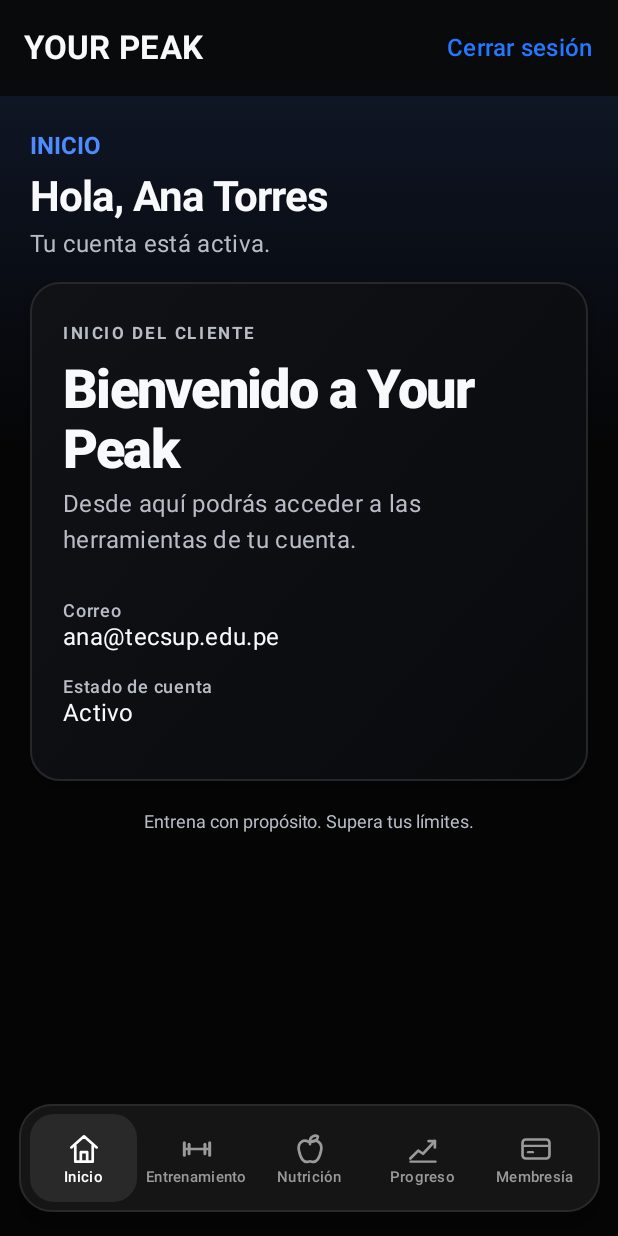
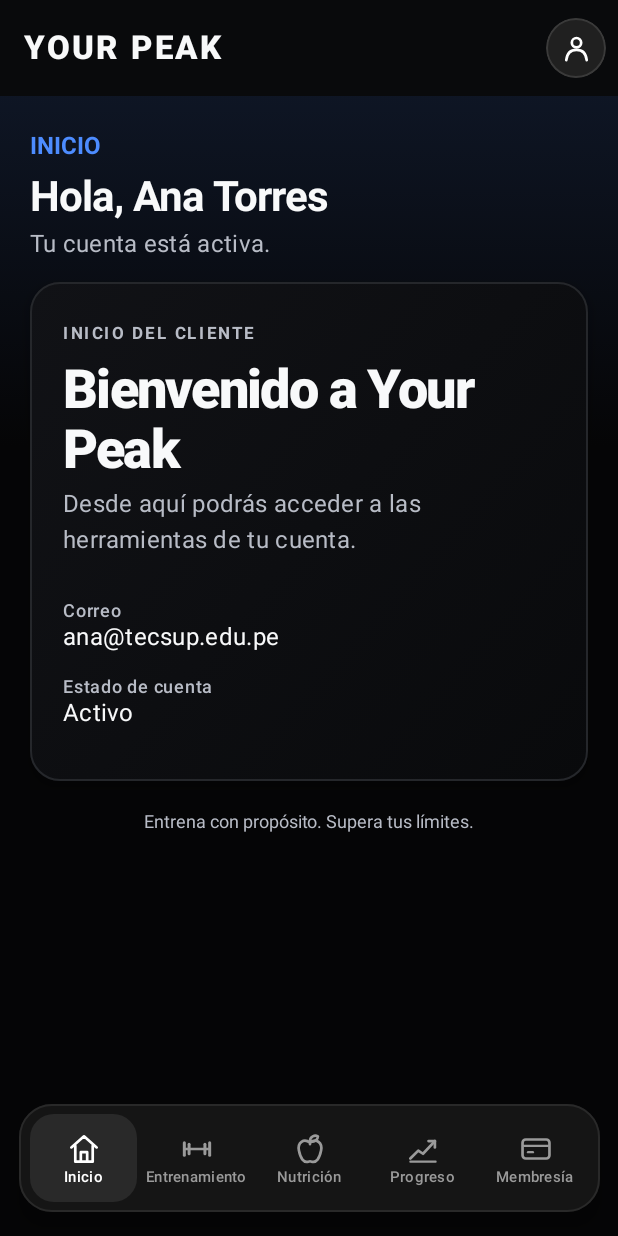
Before and after one commit to fabian-raam/YourPeak, an Android app built with Jetpack Compose: the @Preview function HomePreview, on a phone screen of 412 x 824 dp. Run offline under Robolectric (Android 15) with nearby library versions, the phone set to English and light mode, and no system bars.

Commit message:
Agrega acceso móvil al perfil

```diff
--- a/Mobile/app/src/main/java/com/ramirez/yourpeak/ui/components/IconosNavegacion.kt
+++ b/Mobile/app/src/main/java/com/ramirez/yourpeak/ui/components/IconosNavegacion.kt
@@ -103,3 +103,22 @@ fun IconoMembresia(color: Color, modifier: Modifier = Modifier) {
         drawLine(color, Offset(7f * escala, 14f * escala), Offset(10f * escala, 14f * escala), 1.6.dp.toPx(), StrokeCap.Round)
     }
 }
+
+@Composable
+fun IconoPerfil(color: Color, modifier: Modifier = Modifier) {
+    Canvas(modifier.size(25.dp)) {
+        val escala = size.width / 24f
+        drawCircle(
+            color = color,
+            radius = 3.2f * escala,
+            center = Offset(12f * escala, 8f * escala),
+            style = estiloTrazo(1.8.dp.toPx())
+        )
+        val busto = Path().apply {
+            moveTo(5f * escala, 20f * escala)
+            cubicTo(5.5f * escala, 15.5f * escala, 8f * escala, 13f * escala, 12f * escala, 13f * escala)
+            cubicTo(16f * escala, 13f * escala, 18.5f * escala, 15.5f * escala, 19f * escala, 20f * escala)
+        }
+        drawPath(busto, color, style = estiloTrazo(1.8.dp.toPx()))
+    }
+}
--- a/Mobile/app/src/main/java/com/ramirez/yourpeak/ui/home/ClienteHomeViewModel.kt
+++ b/Mobile/app/src/main/java/com/ramirez/yourpeak/ui/home/ClienteHomeViewModel.kt
@@ -14,7 +14,8 @@ enum class SeccionCliente(val titulo: String) {
     DISPONIBILIDAD("Disponibilidad"),
     NUTRICION("Nutrición"),
     PROGRESO("Mi progreso"),
-    MEMBRESIA("Mi membresía")
+    MEMBRESIA("Mi membresía"),
+    PERFIL("Mi perfil")
 }
 
 data class ClienteHomeUiState(
--- a/Mobile/app/src/main/java/com/ramirez/yourpeak/ui/home/HomeScreen.kt
+++ b/Mobile/app/src/main/java/com/ramirez/yourpeak/ui/home/HomeScreen.kt
@@ -13,11 +13,14 @@ import androidx.compose.foundation.layout.fillMaxSize
 import androidx.compose.foundation.layout.fillMaxWidth
 import androidx.compose.foundation.layout.height
 import androidx.compose.foundation.layout.padding
+import androidx.compose.foundation.layout.size
 import androidx.compose.foundation.layout.widthIn
+import androidx.compose.foundation.shape.CircleShape
 import androidx.compose.foundation.shape.RoundedCornerShape
 import androidx.compose.foundation.rememberScrollState
 import androidx.compose.foundation.verticalScroll
 import androidx.compose.material3.ExperimentalMaterial3Api
+import androidx.compose.material3.IconButton
 import androidx.compose.material3.MaterialTheme
 import androidx.compose.material3.Scaffold
 import androidx.compose.material3.Surface
@@ -46,6 +49,7 @@ import com.ramirez.yourpeak.ui.components.IconoInicio
 import com.ramirez.yourpeak.ui.components.IconoMembresia
 import com.ramirez.yourpeak.ui.components.IconoNutricion
 import com.ramirez.yourpeak.ui.components.IconoProgreso
+import com.ramirez.yourpeak.ui.components.IconoPerfil
 import com.ramirez.yourpeak.ui.components.NotaPie
 import com.ramirez.yourpeak.ui.components.TarjetaAuth
 import com.ramirez.yourpeak.ui.theme.YourPeakTheme
@@ -65,8 +69,27 @@ fun HomeScreen(
     Scaffold(
         topBar = {
             TopAppBar(
-                title = { Text("YOUR PEAK") },
-                actions = { TextButton(onClick = alCerrarSesion) { Text("Cerrar sesión") } }
+                title = {
+                    Text(
+                        text = "YOUR PEAK",
+                        fontWeight = FontWeight.Black,
+                        letterSpacing = 1.5.sp
+                    )
+                },
+                actions = {
+                    IconButton(onClick = { viewModel.seleccionarSeccion(SeccionCliente.PERFIL) }) {
+                        Surface(
+                            modifier = Modifier.size(44.dp),
+                            shape = CircleShape,
+                            color = Color(0xFF202020),
+                            border = BorderStroke(1.dp, Color(0xFF3A3A3A))
+                        ) {
+                            Box(contentAlignment = Alignment.Center) {
+                                IconoPerfil(Color.White, Modifier.size(23.dp))
+                            }
+                        }
+                    }
+                }
             )
         },
         bottomBar = {
@@ -122,6 +145,7 @@ fun HomeScreen(
                             nutricionRepository = app?.nutricionRepository,
                             membresiaClienteRepository = app?.membresiaClienteRepository,
                             progresoRepository = app?.progresoRepository,
+                            alCerrarSesion = alCerrarSesion,
                             alIrADisponibilidad = {
                                 viewModel.seleccionarSeccion(SeccionCliente.DISPONIBILIDAD)
                             }
@@ -234,6 +258,7 @@ private fun ContenidoSeccion(
     nutricionRepository: com.ramirez.yourpeak.data.repository.NutricionRepository?,
     membresiaClienteRepository: com.ramirez.yourpeak.data.repository.MembresiaClienteRepository?,
     progresoRepository: com.ramirez.yourpeak.data.repository.ProgresoRepository?,
+    alCerrarSesion: () -> Unit,
     alIrADisponibilidad: () -> Unit
 ) {
     when (seccion) {
@@ -289,6 +314,17 @@ private fun ContenidoSeccion(
             titulo = "Mi membresía",
             descripcion = "Aquí podrás consultar el estado y vigencia de tu membresía."
         )
+        SeccionCliente.PERFIL -> {
+            EncabezadoTarjeta(
+                etiqueta = "CUENTA DEL CLIENTE",
+                titulo = "Mi perfil",
+                introduccion = "Consulta los datos de tu cuenta Your Peak."
+            )
+            DatoPerfil("Nombre", "${usuario.nombre.orEmpty()} ${usuario.apellido.orEmpty()}".trim())
+            DatoPerfil("Correo", usuario.correo.orEmpty())
+            DatoPerfil("Estado de cuenta", usuario.estado.orEmpty())
+            TextButton(onClick = alCerrarSesion) { Text("Cerrar sesión") }
+        }
     }
 }
 
```
